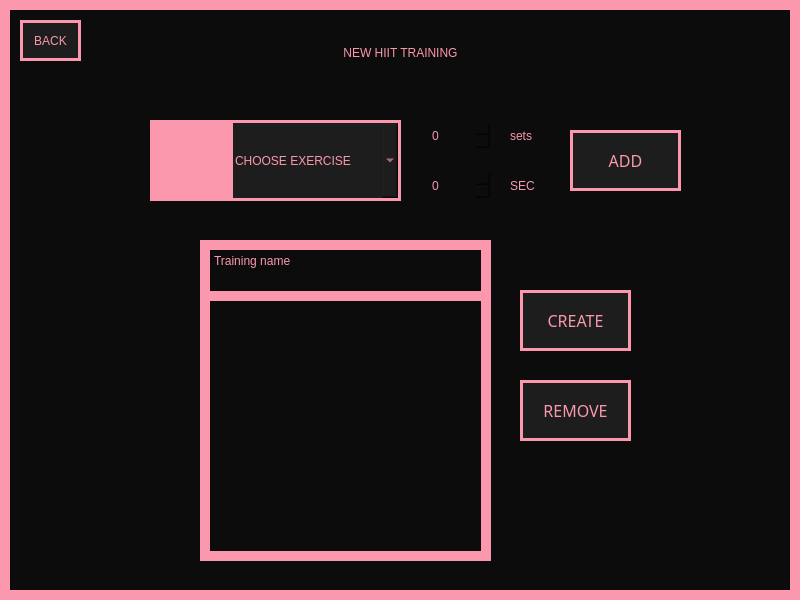
Qt form View/NewHiitTraining.ui (Hanna-J-K/fitnessapp) before a commit.
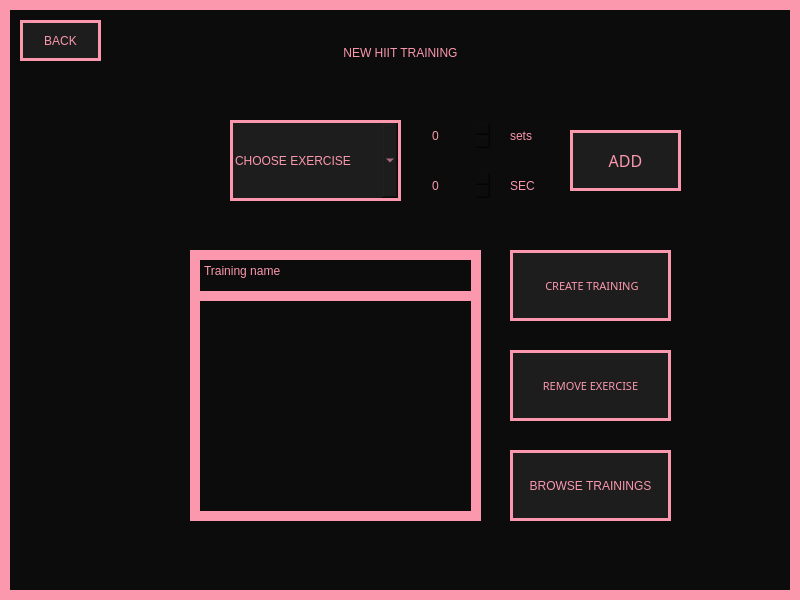
The same form after that commit. Icons and pictures are not drawn.

Commit message: browse trainings buttons added

What changed in the file:
```diff
--- a/View/NewHiitTraining.ui
+++ b/View/NewHiitTraining.ui
@@ -38,46 +38,6 @@
      <string>NEW HIIT TRAINING</string>
     </property>
    </widget>
-   <widget class="QListWidget" name="training_list">
-    <property name="geometry">
-     <rect>
-      <x>200</x>
-      <y>290</y>
-      <width>291</width>
-      <height>271</height>
-     </rect>
-    </property>
-   </widget>
-   <widget class="QPushButton" name="bw_btn">
-    <property name="geometry">
-     <rect>
-      <x>150</x>
-      <y>120</y>
-      <width>81</width>
-      <height>81</height>
-     </rect>
-    </property>
-    <property name="cursor">
-     <cursorShape>PointingHandCursor</cursorShape>
-    </property>
-    <property name="styleSheet">
-     <string notr="true">border: none;
-background-color: #FB98AD;</string>
-    </property>
-    <property name="text">
-     <string/>
-    </property>
-    <property name="icon">
-     <iconset>
-      <normaloff>resources/023-muscle.svg</normaloff>resources/023-muscle.svg</iconset>
-    </property>
-    <property name="iconSize">
-     <size>
-      <width>60</width>
-      <height>60</height>
-     </size>
-    </property>
-   </widget>
    <widget class="QComboBox" name="exercise_combo">
     <property name="geometry">
      <rect>
@@ -218,19 +178,39 @@
      <string>SEC</string>
     </property>
    </widget>
+   <widget class="QPushButton" name="back_btn">
+    <property name="geometry">
+     <rect>
+      <x>20</x>
+      <y>20</y>
+      <width>81</width>
+      <height>41</height>
+     </rect>
+    </property>
+    <property name="cursor">
+     <cursorShape>PointingHandCursor</cursorShape>
+    </property>
+    <property name="styleSheet">
+     <string notr="true">background-color: #1D1D1D;border: 3px solid #FB98AD;
+font: 8pt &quot;PRIMETIME&quot;;</string>
+    </property>
+    <property name="text">
+     <string>BACK</string>
+    </property>
+   </widget>
    <widget class="QPushButton" name="create_training_btn">
     <property name="geometry">
      <rect>
-      <x>520</x>
-      <y>290</y>
-      <width>111</width>
-      <height>61</height>
+      <x>510</x>
+      <y>250</y>
+      <width>161</width>
+      <height>71</height>
      </rect>
     </property>
     <property name="font">
      <font>
       <family>PRIMETIME</family>
-      <pointsize>12</pointsize>
+      <pointsize>8</pointsize>
       <weight>50</weight>
       <italic>false</italic>
       <bold>false</bold>
@@ -244,22 +224,22 @@
 font: 12pt &quot;PRIMETIME&quot;;</string>
     </property>
     <property name="text">
-     <string>CREATE</string>
+     <string> CREATE TRAINING</string>
     </property>
    </widget>
    <widget class="QPushButton" name="remove_training_btn">
     <property name="geometry">
      <rect>
-      <x>520</x>
-      <y>380</y>
-      <width>111</width>
-      <height>61</height>
+      <x>510</x>
+      <y>350</y>
+      <width>161</width>
+      <height>71</height>
      </rect>
     </property>
     <property name="font">
      <font>
       <family>PRIMETIME</family>
-      <pointsize>12</pointsize>
+      <pointsize>8</pointsize>
       <weight>50</weight>
       <italic>false</italic>
       <bold>false</bold>
@@ -273,16 +253,26 @@
 font: 12pt &quot;PRIMETIME&quot;;</string>
     </property>
     <property name="text">
-     <string>REMOVE</string>
+     <string>REMOVE EXERCISE</string>
+    </property>
+   </widget>
+   <widget class="QListWidget" name="training_list">
+    <property name="geometry">
+     <rect>
+      <x>190</x>
+      <y>280</y>
+      <width>291</width>
+      <height>241</height>
+     </rect>
     </property>
    </widget>
    <widget class="QPlainTextEdit" name="training_name">
     <property name="geometry">
      <rect>
-      <x>200</x>
-      <y>240</y>
+      <x>190</x>
+      <y>250</y>
       <width>291</width>
-      <height>61</height>
+      <height>51</height>
      </rect>
     </property>
     <property name="styleSheet">
@@ -294,13 +284,13 @@
      <string>Training name</string>
     </property>
    </widget>
-   <widget class="QPushButton" name="back_btn">
+   <widget class="QPushButton" name="browse_btn">
     <property name="geometry">
      <rect>
-      <x>20</x>
-      <y>20</y>
-      <width>61</width>
-      <height>41</height>
+      <x>510</x>
+      <y>450</y>
+      <width>161</width>
+      <height>71</height>
      </rect>
     </property>
     <property name="cursor">
@@ -311,7 +301,7 @@
 font: 8pt &quot;PRIMETIME&quot;;</string>
     </property>
     <property name="text">
-     <string>BACK</string>
+     <string>BROWSE TRAININGS</string>
     </property>
    </widget>
   </widget>
```
Left out of the diff: 4 changed lines with no effect on the pictures. The commit also changes 7 other files.
